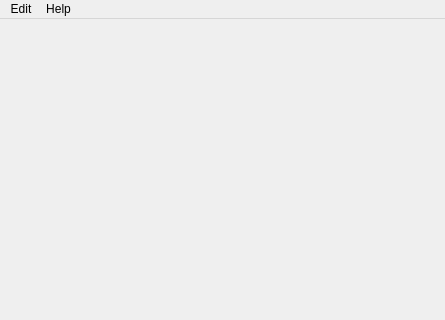
The window that msi-controller/mainwindow.ui (Fede2782/EC-Controller) describes before a commit, drawn with Qt 5; both pictures show x 0 to 445 and y 0 to 320 of the 445 by 812 pixel window.
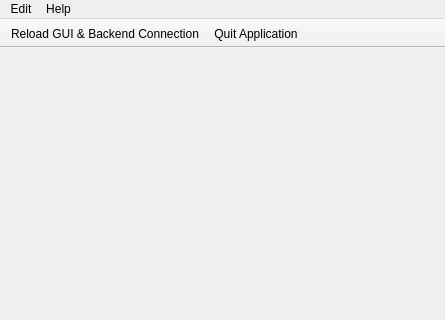
The same window after the commit. Icons and pictures are not drawn.

Commit message: feat(gui): add main toolbar with Reload and Quit

What changed in the file:
```diff
--- a/msi-controller/mainwindow.ui
+++ b/msi-controller/mainwindow.ui
@@ -86,6 +86,22 @@
    <addaction name="menuEdit"/>
    <addaction name="menuHelp"/>
   </widget>
+  <widget class="QToolBar" name="mainToolBar">
+   <property name="windowTitle">
+    <string>Main Toolbar</string>
+   </property>
+   <property name="movable">
+    <bool>false</bool>
+   </property>
+   <attribute name="toolBarArea">
+    <enum>TopToolBarArea</enum>
+   </attribute>
+   <attribute name="toolBarBreak">
+    <bool>false</bool>
+   </attribute>
+   <addaction name="actionReload"/>
+   <addaction name="actionEsci"/>
+  </widget>
   <widget class="QStatusBar" name="statusbar">
    <property name="minimumSize">
     <size>
@@ -133,7 +149,10 @@
     <iconset theme="QIcon::ThemeIcon::ApplicationExit"/>
    </property>
    <property name="text">
-    <string>Exit</string>
+    <string>Quit Application</string>
+   </property>
+   <property name="shortcut">
+    <string>Ctrl+Q</string>
    </property>
   </action>
   <action name="actionAbout_MSI_Controller">
@@ -149,7 +168,13 @@
     <iconset theme="QIcon::ThemeIcon::SystemReboot"/>
    </property>
    <property name="text">
-    <string>Reload</string>
+    <string>Reload GUI &amp;&amp; Backend Connection</string>
+   </property>
+   <property name="toolTip">
+    <string>Reconnect to the backend service and re-read every setting from the hardware.</string>
+   </property>
+   <property name="shortcut">
+    <string>F5</string>
    </property>
   </action>
  </widget>
```
Left out of the diff: 2 changed lines with no effect on the pictures. The commit also changes 4 other files.
